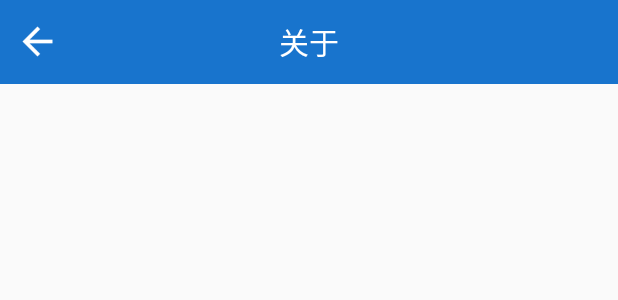
After one commit to JuiceYY/SmartWeather, an Android app: the layout activity_about.xml on its own in the app's theme, with its tools: preview values and no code run, on a phone screen of 412 x 824 dp. The commit adds this screen. Shown: the top 300 px of the screen. Run offline under Robolectric (Android 15) with nearby library versions, the phone set to English and light mode, and no system bars.

Commit message:
加入启动图和关于

```diff
--- a/app/build.gradle
+++ b/app/build.gradle
@@ -30,5 +30,6 @@ dependencies {
     compile 'com.squareup.okhttp3:okhttp:3.4.1'
     compile 'com.google.code.gson:gson:2.7'
     compile 'com.github.bumptech.glide:glide:3.7.0'
+    compile 'com.android.support:design:26.+'
     testCompile 'junit:junit:4.12'
 }
--- /dev/null
+++ b/app/src/main/res/layout/activity_about.xml
@@ -0,0 +1,45 @@
+<?xml version="1.0" encoding="utf-8"?>
+<LinearLayout xmlns:android="http://schemas.android.com/apk/res/android"
+    xmlns:app="http://schemas.android.com/apk/res-auto"
+    xmlns:tools="http://schemas.android.com/tools"
+    android:layout_width="match_parent"
+    android:layout_height="match_parent"
+    android:orientation="vertical">
+
+    <RelativeLayout
+        android:layout_width="match_parent"
+        android:layout_height="?attr/actionBarSize"
+        android:background="#1874CD">
+
+        <Button
+            android:id="@+id/about_nav_button"
+            android:layout_width="30dp"
+            android:layout_height="30dp"
+            android:layout_marginLeft="10dp"
+            android:layout_alignParentLeft="true"
+            android:layout_centerVertical="true"
+            android:background="@drawable/ic_back"/>
+
+        <TextView
+            android:id="@+id/title_city"
+            android:layout_width="wrap_content"
+            android:layout_height="wrap_content"
+            android:text="关于"
+            android:layout_centerInParent="true"
+            android:textColor="#fff"
+            android:textSize="20sp"
+            />
+
+    </RelativeLayout>
+    <LinearLayout
+        android:layout_width="match_parent"
+        android:layout_height="wrap_content">
+    </LinearLayout>
+
+    <LinearLayout
+        android:layout_width="match_parent"
+        android:layout_height="match_parent">
+
+    </LinearLayout>
+
+</LinearLayout>
--- a/app/src/main/res/values/strings.xml
+++ b/app/src/main/res/values/strings.xml
@@ -1,3 +1,4 @@
 <resources>
     <string name="app_name">SmartWeather</string>
+    <string name="title_activity_about">AboutActivity</string>
 </resources>
--- a/app/src/main/res/values/styles.xml
+++ b/app/src/main/res/values/styles.xml
@@ -8,4 +8,8 @@
         <item name="colorAccent">@color/colorAccent</item>
     </style>
 
+    <style name="AppTheme.AppBarOverlay" parent="ThemeOverlay.AppCompat.Dark.ActionBar" />
+
+    <style name="AppTheme.PopupOverlay" parent="ThemeOverlay.AppCompat.Light" />
+
 </resources>
--- a/build.gradle
+++ b/build.gradle
@@ -5,7 +5,7 @@ buildscript {
         jcenter()
     }
     dependencies {
-        classpath 'com.android.tools.build:gradle:2.3.3'
+        classpath 'com.android.tools.build:gradle:3.0.0'
 
         // NOTE: Do not place your application dependencies here; they belong
         // in the individual module build.gradle files
```
Also changed, not shown: app/src/main/AndroidManifest.xml (+10 -7 lines), app/src/main/java/com/example/smartweather/AboutActivity.java (added, +25 -0 lines), app/src/main/java/com/example/smartweather/SplashActivity.java (added, +46 -0 lines), app/src/main/java/com/example/smartweather/WeatherActivity.java (+13 -0 lines), app/src/main/res/layout/activity_splash.xml (added, +15 -0 lines), app/src/main/res/layout/title.xml (+9 -0 lines), app/src/main/res/drawable/ic_setting.png (added), app/src/main/res/drawable/splash.png (added), gradle/wrapper/gradle-wrapper.properties.
